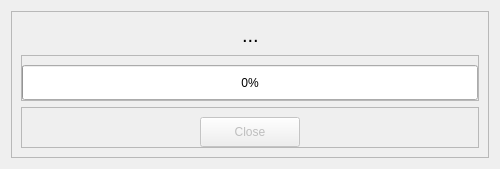
Old version of the form src/gui/main_window/buttons/open_editor_button/editor_window/preview/_media_player_controls/_render_and_save_button/_rendering_progress_dialog/RenderingProgressDialog.ui in the repository ephell/ClipIt-Screen-Capture-App.
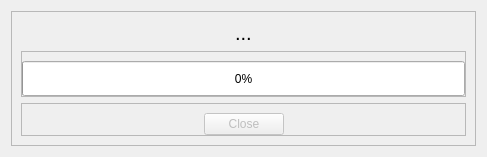
New version of the form.

Diff of the .ui file:
```diff
--- a/src/gui/main_window/buttons/open_editor_button/editor_window/preview/_media_player_controls/_render_and_save_button/_rendering_progress_dialog/RenderingProgressDialog.ui
+++ b/src/gui/main_window/buttons/open_editor_button/editor_window/preview/_media_player_controls/_render_and_save_button/_rendering_progress_dialog/RenderingProgressDialog.ui
@@ -6,8 +6,8 @@
    <rect>
     <x>0</x>
     <y>0</y>
-    <width>500</width>
-    <height>169</height>
+    <width>487</width>
+    <height>157</height>
    </rect>
   </property>
   <property name="windowTitle">
@@ -156,8 +156,8 @@
              </property>
              <property name="minimumSize">
               <size>
-               <width>100</width>
-               <height>30</height>
+               <width>0</width>
+               <height>0</height>
               </size>
              </property>
              <property name="text">
```
